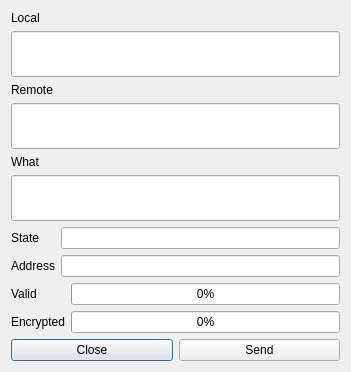
Before: the Qt Designer form ui/mirror.ui in berndhs/egalite, drawn with Qt 5.
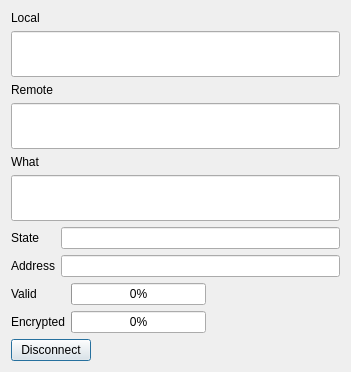
After: the same form once the commit is applied.

What changed in the file:
```diff
--- a/ui/mirror.ui
+++ b/ui/mirror.ui
@@ -179,6 +179,32 @@
        </property>
       </widget>
      </item>
+     <item row="0" column="2">
+      <spacer name="horizontalSpacer_2">
+       <property name="orientation">
+        <enum>Qt::Horizontal</enum>
+       </property>
+       <property name="sizeHint" stdset="0">
+        <size>
+         <width>40</width>
+         <height>20</height>
+        </size>
+       </property>
+      </spacer>
+     </item>
+     <item row="1" column="2">
+      <spacer name="horizontalSpacer_3">
+       <property name="orientation">
+        <enum>Qt::Horizontal</enum>
+       </property>
+       <property name="sizeHint" stdset="0">
+        <size>
+         <width>40</width>
+         <height>20</height>
+        </size>
+       </property>
+      </spacer>
+     </item>
     </layout>
    </item>
    <item row="5" column="0">
@@ -186,16 +212,22 @@
      <item>
       <widget class="QPushButton" name="closeButton">
        <property name="text">
-        <string>Close</string>
+        <string>Disconnect</string>
        </property>
       </widget>
      </item>
      <item>
-      <widget class="QPushButton" name="sendButton">
-       <property name="text">
-        <string>Send</string>
+      <spacer name="horizontalSpacer">
+       <property name="orientation">
+        <enum>Qt::Horizontal</enum>
        </property>
-      </widget>
+       <property name="sizeHint" stdset="0">
+        <size>
+         <width>40</width>
+         <height>20</height>
+        </size>
+       </property>
+      </spacer>
      </item>
     </layout>
    </item>
```
